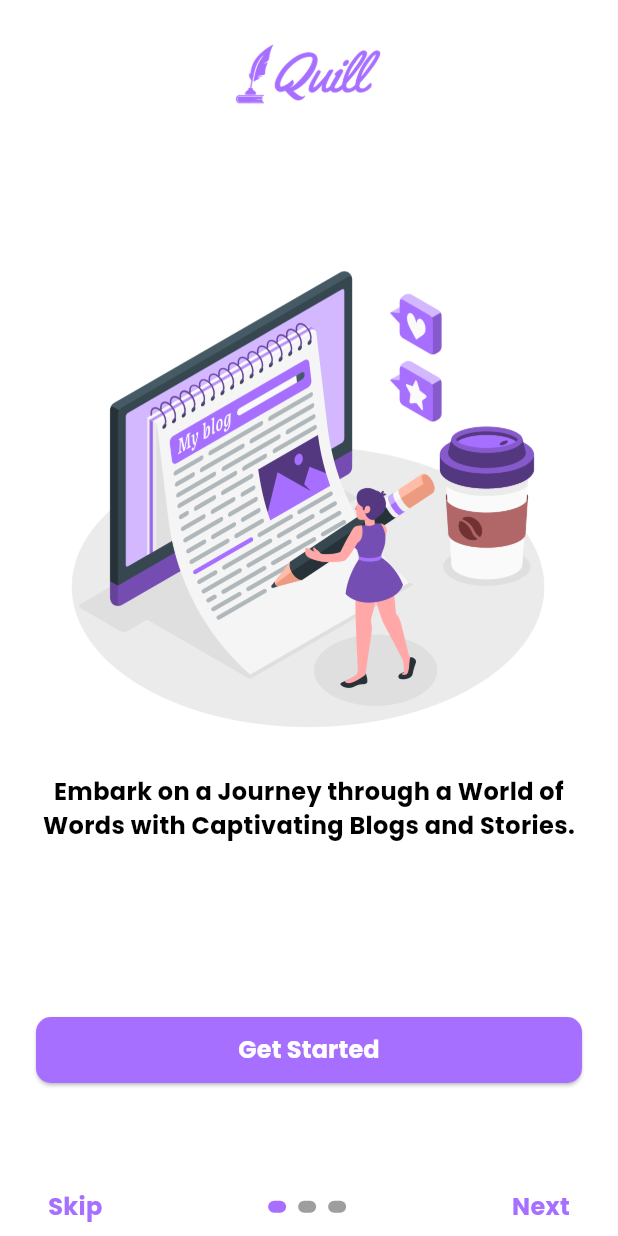
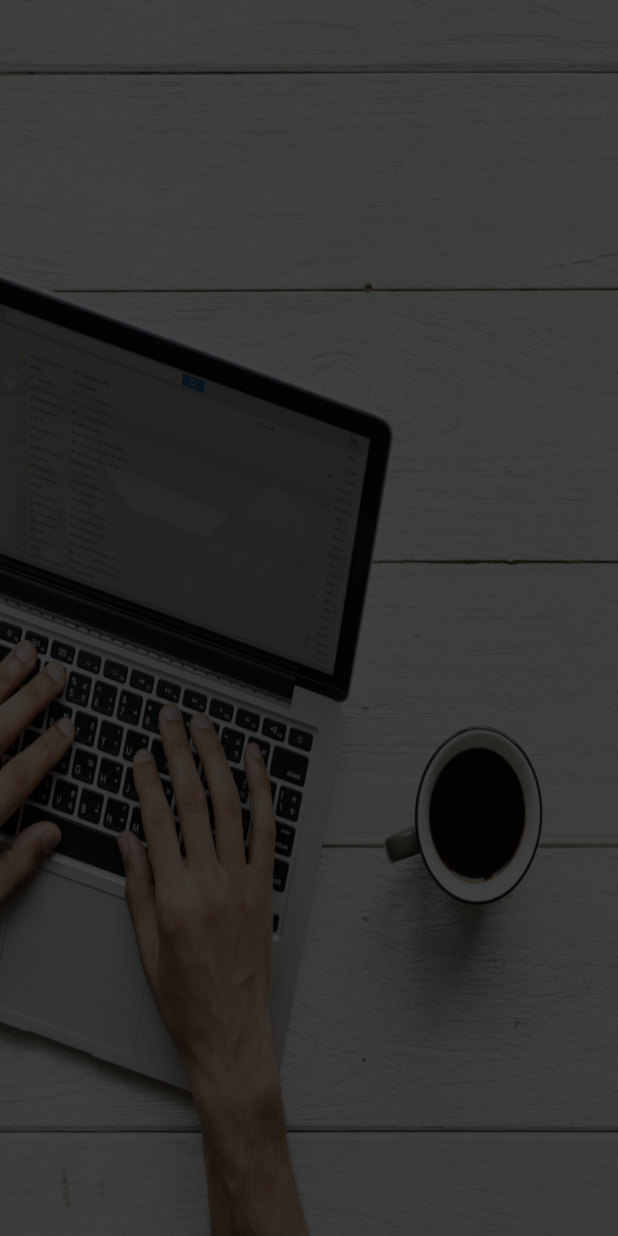
Before and after one commit to TheScriptRailoth/Blogs-App, a Flutter app: the screen it shows after launch, after a tap on "Get Started", on a phone screen of 412 x 824 dp. Run offline on Flutter 3.47's test engine with Material 2 defaults, Android fonts, the phone set to English and light mode, and no system bars; drawn by our look-alikes of smooth_page_indicator; our stand-ins replace auto_route, flutter_screenutil, google_fonts, velocity_x; missing offline and left inert: animation_wrappers; network calls fail.

Commit message:
QUILL: Added Auth Screen and Routes
Signed-off-by: Ashutosh <am3718440@gmail.com>

```diff
--- a/lib/main.dart
+++ b/lib/main.dart
@@ -1,6 +1,7 @@
 import 'package:blogs_app/core/themes/my_themes.dart';
 import 'package:blogs_app/presentation/routes/router_imports.dart';
 import 'package:flutter/material.dart';
+import 'package:flutter_screenutil/flutter_screenutil.dart';
 
 import 'home_screen.dart';
 
@@ -13,6 +14,12 @@ class MyApp extends StatelessWidget {
   final _appRouter=AppRouter();
   @override
   Widget build(BuildContext context) {
+    return ScreenUtilInit(
+        designSize: const Size(390, 844),
+        minTextAdapt: true,
+        splitScreenMode: true,
+      useInheritedMediaQuery: true,
+      builder:(context, child){
         return MaterialApp.router(
             debugShowCheckedModeBanner: false,
             title: 'Flutter Demo',
@@ -22,4 +29,6 @@ class MyApp extends StatelessWidget {
         // home: HomeScreen(),
         );
       }
+    );
   }
+}
--- a/lib/presentation/routes/router.dart
+++ b/lib/presentation/routes/router.dart
@@ -8,6 +8,7 @@ class AppRouter extends $AppRouter{
   List<AutoRoute> get routes=> [
     AutoRoute(page: SplashScreenRoute.page, path: "/", initial: true),
     AutoRoute(page: OnBoardScreenRoute.page),
+    AutoRoute(page: AuthRoute.page),
   ];
 
 }
--- /dev/null
+++ b/lib/presentation/screens/auth/widgets/auth.dart
@@ -0,0 +1,22 @@
+part of 'auth_imports.dart';
+@RoutePage()
+class Auth extends StatefulWidget {
+  const Auth({super.key});
+
+  @override
+  State<Auth> createState() => _AuthState();
+}
+
+class _AuthState extends State<Auth> {
+  @override
+  Widget build(BuildContext context) {
+    return Container(
+      decoration: BoxDecoration(
+        image: DecorationImage(image: AssetImage('assets/images/auth_bg.png'), fit: BoxFit.fill)
+      ),
+      child: Scaffold(
+        backgroundColor: Colors.transparent,
+      ),
+    );
+  }
+}
--- /dev/null
+++ b/lib/presentation/screens/auth/widgets/auth_imports.dart
@@ -0,0 +1,4 @@
+import 'package:auto_route/annotations.dart';
+import 'package:flutter/material.dart';
+part 'auth.dart';
+part 'auth_view_models.dart';
--- /dev/null
+++ b/lib/presentation/screens/auth/widgets/auth_view_models.dart
@@ -0,0 +1,2 @@
+part of 'auth_imports.dart';
+class AuthViewModel{}
--- a/lib/presentation/screens/onBoard/onBoard_imports.dart
+++ b/lib/presentation/screens/onBoard/onBoard_imports.dart
@@ -1,7 +1,12 @@
 import 'package:auto_route/annotations.dart';
+import 'package:auto_route/auto_route.dart';
 import 'package:blogs_app/core/constants/my_colors.dart';
+import 'package:blogs_app/presentation/screens/auth/widgets/auth_imports.dart';
 import 'package:blogs_app/presentation/screens/onBoard/widgets/onboard_view_model.dart';
 import 'package:flutter/material.dart';
+import 'package:flutter_screenutil/flutter_screenutil.dart';
 import 'package:smooth_page_indicator/smooth_page_indicator.dart';
 import 'package:velocity_x/velocity_x.dart';
+
+import '../../routes/router_imports.gr.dart';
 part 'onBoard_screen.dart';
--- a/lib/presentation/screens/onBoard/onBoard_screen.dart
+++ b/lib/presentation/screens/onBoard/onBoard_screen.dart
@@ -19,67 +19,67 @@ class _OnBoardScreenState extends State<OnBoardScreen> {
             padding: EdgeInsets.symmetric(horizontal: 24),
             child: Column(
               children: [
-                Image.asset('assets/images/Quill_logo.png',height: 100, width: 100,),
-                SizedBox(height: 63,),
+                Image.asset('assets/images/Quill_logo.png',height: 100.h, width: 100.w,),
+                SizedBox(height: 63.h,),
                 PageView(
                   controller: onBoardViewModel.pageController,
                   children: [
                     Column(
                       children: [
-                        Image.asset('assets/images/blogs_illustration.png', height: 333,),
-                        SizedBox(height: 20,),
+                        Image.asset('assets/images/blogs_illustration.png', height: 333.h,width: 333.w,),
+                        SizedBox(height: 20.h,),
                         Text("Embark on a Journey through a World of Words with Captivating Blogs and Stories.", textAlign: TextAlign.center,
-                          style:TextStyle(fontSize: 16, fontWeight: FontWeight.w700, color: Colors.black),),
+                          style:TextStyle(fontSize: 16.sp, fontWeight: FontWeight.w700, color: Colors.black),),
                       ],
                     ),
                     Column(
                       children: [
-                        Image.asset('assets/images/articles_illustrations.png', height: 333, width: 333,),
-                        SizedBox(height: 20,),
+                        Image.asset('assets/images/articles_illustrations.png', height: 333.h, width: 333.w,),
+                        SizedBox(height: 20.h,),
                         Text("Deepen Your Knowledge and Boost Creativity with Thoughtful Articles.", textAlign: TextAlign.center,
-                          style:TextStyle(fontSize: 16, fontWeight: FontWeight.w700, color: Colors.black),),
+                          style:TextStyle(fontSize: 16.sp, fontWeight: FontWeight.w700, color: Colors.black),),
                       ],
                     ),
                     Column(
                       children: [
-                        Image.asset('assets/images/share_illustrations.png', height: 333, width: 333,),
-                        SizedBox(height: 20,),
+                        Image.asset('assets/images/share_illustrations.png', height: 333.h, width: 333.w,),
+                        SizedBox(height: 20.h,),
                         Text("Connect, Share Ideas, and Inspire in a Thriving Writing Community.", textAlign: TextAlign.center,
-                          style:TextStyle(fontSize: 16, fontWeight: FontWeight.w700, color: Colors.black),),
+                          style:TextStyle(fontSize: 16.sp, fontWeight: FontWeight.w700, color: Colors.black),),
                       ],
                     ),
                   ],
                 ).expand(),
                 ElevatedButton(
-                    onPressed: (){},
+                    onPressed: ()=>AutoRouter.of(context).push(const AuthRoute()),
                     style: ElevatedButton.styleFrom(
                         backgroundColor: MyColors.primaryColor,
-                        minimumSize: Size(MediaQuery.sizeOf(context).width, 44),
+                        minimumSize: Size(MediaQuery.sizeOf(context).width.w, 44.h),
                       shape: RoundedRectangleBorder(
-                        borderRadius: BorderRadius.circular(10)
+                        borderRadius: BorderRadius.circular(10.r)
                       )
                     ),
-                    child: Text("Get Started",style:TextStyle(fontSize: 16, fontWeight: FontWeight.w700, color: Colors.white),)
+                    child: Text("Get Started",style:TextStyle(fontSize: 16.sp, fontWeight: FontWeight.w700, color: Colors.white),)
                 ),
-                SizedBox(height: 61,),
+                SizedBox(height: 61.h,),
                 Padding(
                   padding: const EdgeInsets.all(8.0),
                   child: Row(
                     mainAxisAlignment: MainAxisAlignment.spaceBetween,
                     children: [
-                      Text("Skip",style:TextStyle(fontSize: 16, fontWeight: FontWeight.w700, color: MyColors.primaryColor),),
+                      Text("Skip",style:TextStyle(fontSize: 16.sp, fontWeight: FontWeight.w700, color: MyColors.primaryColor),),
                       SmoothPageIndicator(
                           controller: onBoardViewModel.pageController,  // PageController
                           count:  3,
                           effect:  WormEffect(
                             activeDotColor: MyColors.primaryColor,
-                            dotHeight: 8,
-                            dotWidth: 12
+                            dotHeight: 8.h,
+                            dotWidth: 12.w
                           ),  // your preferred effect
                           onDotClicked: (index){
                           }
                       ),
-                      Text("Next",style:TextStyle(fontSize: 16, fontWeight: FontWeight.w700, color: MyColors.primaryColor),),
+                      Text("Next",style:TextStyle(fontSize: 16.sp, fontWeight: FontWeight.w700, color: MyColors.primaryColor),),
                     ],
                   ),
                 ),
--- a/lib/presentation/screens/splash_screen/splash_screen.dart
+++ b/lib/presentation/screens/splash_screen/splash_screen.dart
@@ -28,8 +28,8 @@ class _SplashScreenState extends State<SplashScreen> {
       body: FadedScaleAnimation(
         child: Center(
           child: Image.asset('assets/images/Quill_logo_with_bg.png',
-          height: 300,
-          width: 350,
+          height: 300.h,
+          width: 350.w,
           ),
         ),
       ),
--- a/lib/presentation/screens/splash_screen/splash_screen_imports.dart
+++ b/lib/presentation/screens/splash_screen/splash_screen_imports.dart
@@ -5,4 +5,5 @@ import 'package:blogs_app/presentation/routes/router_imports.gr.dart';
 import 'package:blogs_app/presentation/screens/onBoard/onBoard_imports.dart';
 import 'package:flutter/material.dart';
 import 'package:auto_route/auto_route.dart';
+import 'package:flutter_screenutil/flutter_screenutil.dart';
 part 'splash_screen.dart';
--- a/pubspec.yaml
+++ b/pubspec.yaml
@@ -41,7 +41,7 @@ dependencies:
   cached_network_image:
   flutter_widget_from_html_core:
   feather_icons:
-  flutter_screenutil:
+  flutter_screenutil: ^5.9.0
   animation_wrappers:
   flutter:
     sdk: flutter
```
Also changed, not shown: assets/images/auth_bg.png (added), lib/presentation/routes/router_imports.gr.dart, lib/presentation/screens/auth/widgets/auth_models.dart (added). Lines whose indentation alone changed are shown as unchanged.
